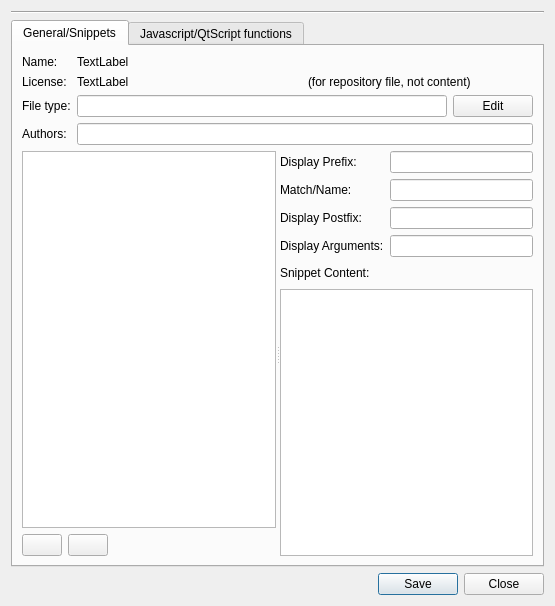
Above: kate/plugins/snippets_tng/editor/snippeteditorview.ui from KDE/kate before the change. Below: the same form after it.
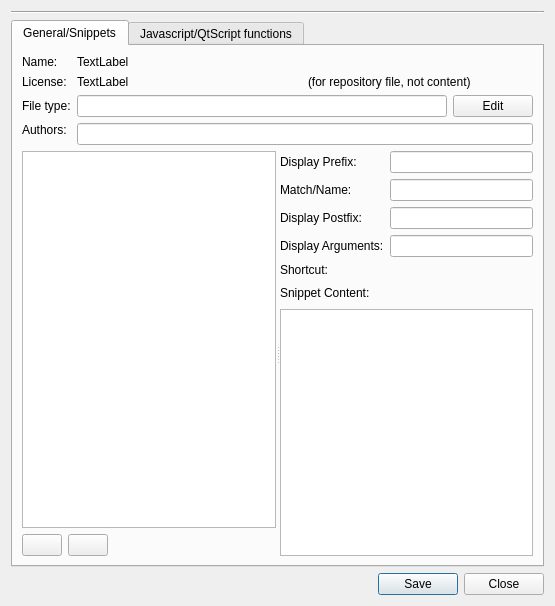
That is the form after the change. Custom widgets are drawn as their Qt base class.

Commit message:
jowenn:     shortcut handling for snippets. One shortcut can be assigned to multiple     snippets, config part missing yet (codewise)
    editor for keysequences

What changed in the file:
```diff
--- a/kate/plugins/snippets_tng/editor/snippeteditorview.ui
+++ b/kate/plugins/snippets_tng/editor/snippeteditorview.ui
@@ -27,7 +27,9 @@
       <attribute name="title">
        <string>General/Snippets</string>
       </attribute>
-      <layout class="QGridLayout" name="gridLayout">
+      <layout class="QVBoxLayout" name="verticalLayout_3">
+       <item>
+        <layout class="QFormLayout" name="formLayout_2">
        <item row="0" column="0">
         <widget class="QLabel" name="label">
          <property name="sizePolicy">
@@ -134,7 +136,9 @@
        <item row="3" column="1">
         <widget class="QLineEdit" name="snippetCollectionAuthors"/>
        </item>
-       <item row="4" column="0" colspan="2">
+        </layout>
+       </item>
+       <item>
         <widget class="QSplitter" name="splitter">
          <property name="sizePolicy">
           <sizepolicy hsizetype="Expanding" vsizetype="Expanding">
@@ -185,12 +189,10 @@
            </item>
           </layout>
          </widget>
-         <widget class="QWidget" name="layoutWidget">
-          <layout class="QVBoxLayout" name="verticalLayout_3" stretch="0">
-           <item>
+         <widget class="QWidget" name="">
             <layout class="QVBoxLayout" name="verticalLayout_2">
              <item>
-              <layout class="QGridLayout" name="gridLayout_2">
+            <layout class="QFormLayout" name="formLayout">
                <item row="0" column="0">
                 <widget class="QLabel" name="label_4">
                  <property name="text">
@@ -232,13 +234,23 @@
                 <widget class="QLineEdit" name="snippetArguments"/>
                </item>
                <item row="4" column="0">
+              <widget class="QLabel" name="label_10">
+               <property name="text">
+                <string>Shortcut:</string>
+               </property>
+              </widget>
+             </item>
+             <item row="4" column="1">
+              <widget class="KKeySequenceWidget" name="snippetShortcut"/>
+             </item>
+             <item row="5" column="0">
                 <widget class="QLabel" name="label_8">
                  <property name="text">
                   <string>Snippet Content:</string>
                  </property>
                 </widget>
                </item>
-               <item row="4" column="1">
+             <item row="5" column="1">
                 <spacer name="horizontalSpacer_2">
                  <property name="orientation">
                   <enum>Qt::Horizontal</enum>
@@ -261,8 +273,6 @@
               </widget>
              </item>
             </layout>
-           </item>
-          </layout>
          </widget>
         </widget>
        </item>
@@ -290,6 +300,11 @@
   </layout>
  </widget>
  <customwidgets>
+  <customwidget>
+   <class>KKeySequenceWidget</class>
+   <extends>QWidget</extends>
+   <header>kkeysequencewidget.h</header>
+  </customwidget>
   <customwidget>
    <class>KPushButton</class>
    <extends>QPushButton</extends>
```
Left out of the diff: 3 changed lines with no effect on the pictures. Lines whose indentation alone changed are shown as unchanged. The commit also changes 7 other files.
